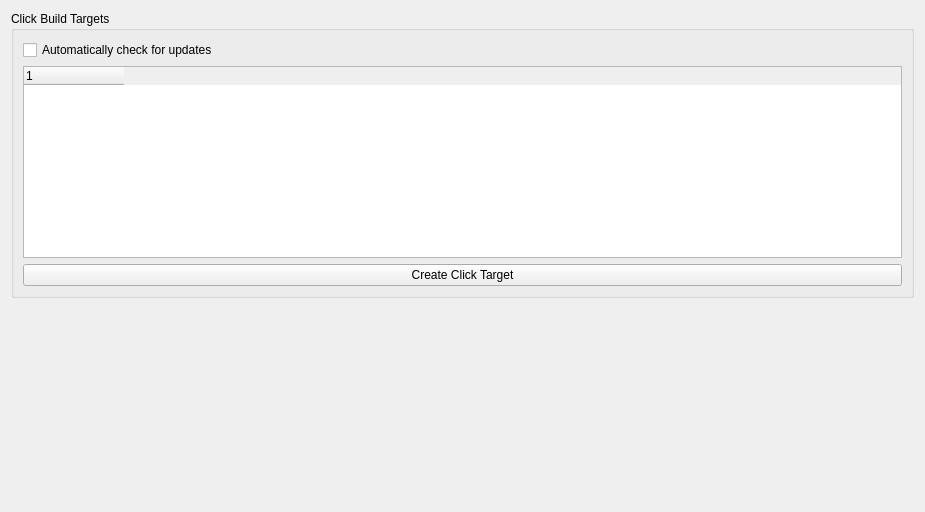
Old version of the form src/ubuntu/ubuntusettingsclickwidget.ui in the repository runelabs/qtcreator-plugin-ubuntu.
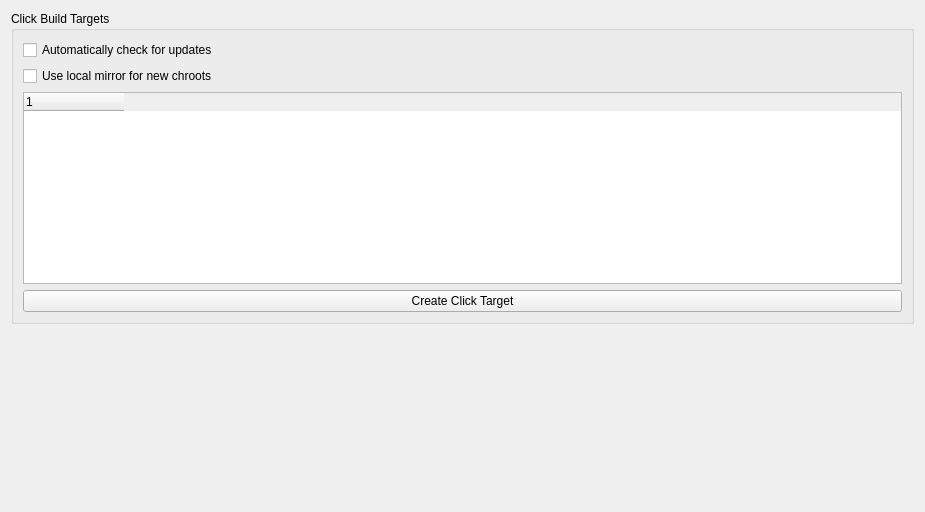
New version of the form.

Commit message: - Fix devicespage dialogs - Add a switch to enable/disable the useage of local mirrors

What changed in the file:
```diff
--- a/src/ubuntu/ubuntusettingsclickwidget.ui
+++ b/src/ubuntu/ubuntusettingsclickwidget.ui
@@ -27,6 +27,13 @@
         </property>
        </widget>
       </item>
+      <item>
+       <widget class="QCheckBox" name="checkBoxLocalMirror">
+        <property name="text">
+         <string>Use local mirror for new chroots</string>
+        </property>
+       </widget>
+      </item>
       <item>
        <widget class="QTreeWidget" name="treeWidgetClickTargets">
         <property name="editTriggers">
```
The commit also changes 4 other files.
